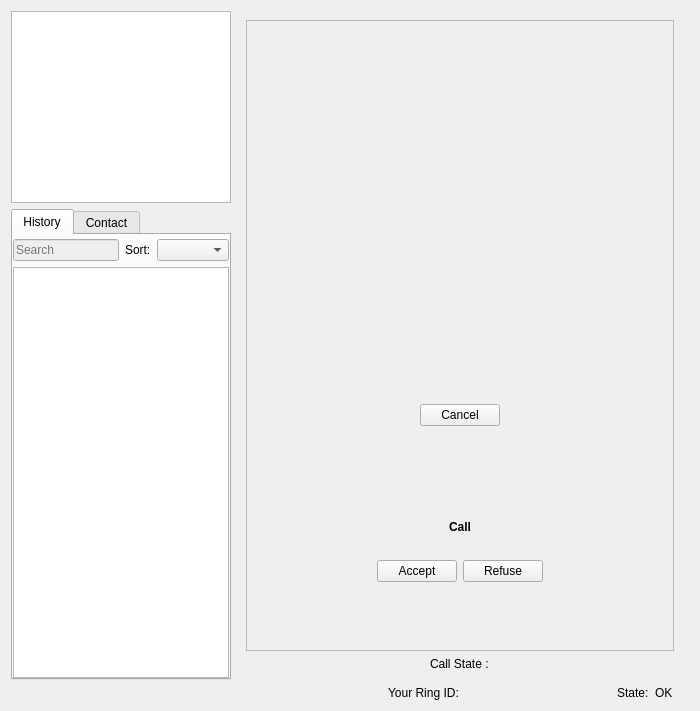
This is callwidget.ui in savoirfairelinux/jami-client-windows as Qt 5 draws it before an edit. The edited form follows.
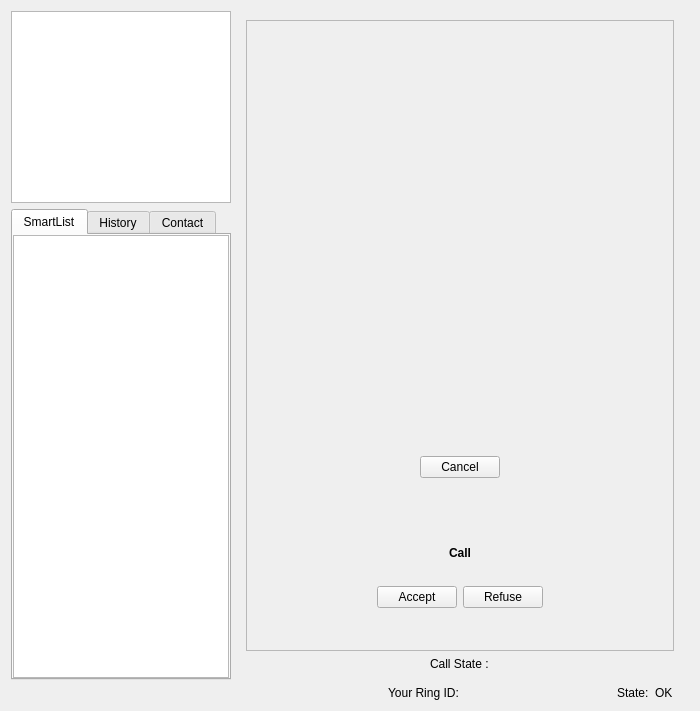
This is the edited form. Icons and pictures are not drawn. Custom widgets are drawn as their Qt base class.

Commit message: *DNM* WIP: smart list

Diff of the .ui file:
```diff
--- a/callwidget.ui
+++ b/callwidget.ui
@@ -47,6 +47,9 @@
          <enum>QFrame::Raised</enum>
         </property>
         <layout class="QVBoxLayout" name="verticalLayout_7">
+         <item>
+          <widget class="SummaryWidget" name="summaryWidget" native="true"/>
+         </item>
          <item>
           <widget class="VideoView" name="videoWidget" native="true"/>
          </item>
@@ -209,6 +212,28 @@
          <property name="currentIndex">
           <number>0</number>
          </property>
+         <widget class="QWidget" name="tab">
+          <attribute name="title">
+           <string>SmartList</string>
+          </attribute>
+          <layout class="QVBoxLayout" name="verticalLayout_9">
+           <property name="leftMargin">
+            <number>0</number>
+           </property>
+           <property name="topMargin">
+            <number>0</number>
+           </property>
+           <property name="rightMargin">
+            <number>0</number>
+           </property>
+           <property name="bottomMargin">
+            <number>0</number>
+           </property>
+           <item>
+            <widget class="QListView" name="smartListView"/>
+           </item>
+          </layout>
+         </widget>
          <widget class="QWidget" name="historyTab">
           <attribute name="title">
            <string>History</string>
@@ -415,6 +440,12 @@
    <header>videoview.h</header>
    <container>1</container>
   </customwidget>
+  <customwidget>
+   <class>SummaryWidget</class>
+   <extends>QWidget</extends>
+   <header>summarywidget.h</header>
+   <container>1</container>
+  </customwidget>
  </customwidgets>
  <resources>
   <include location="ressources.qrc"/>
```
The commit also changes 15 other files.
